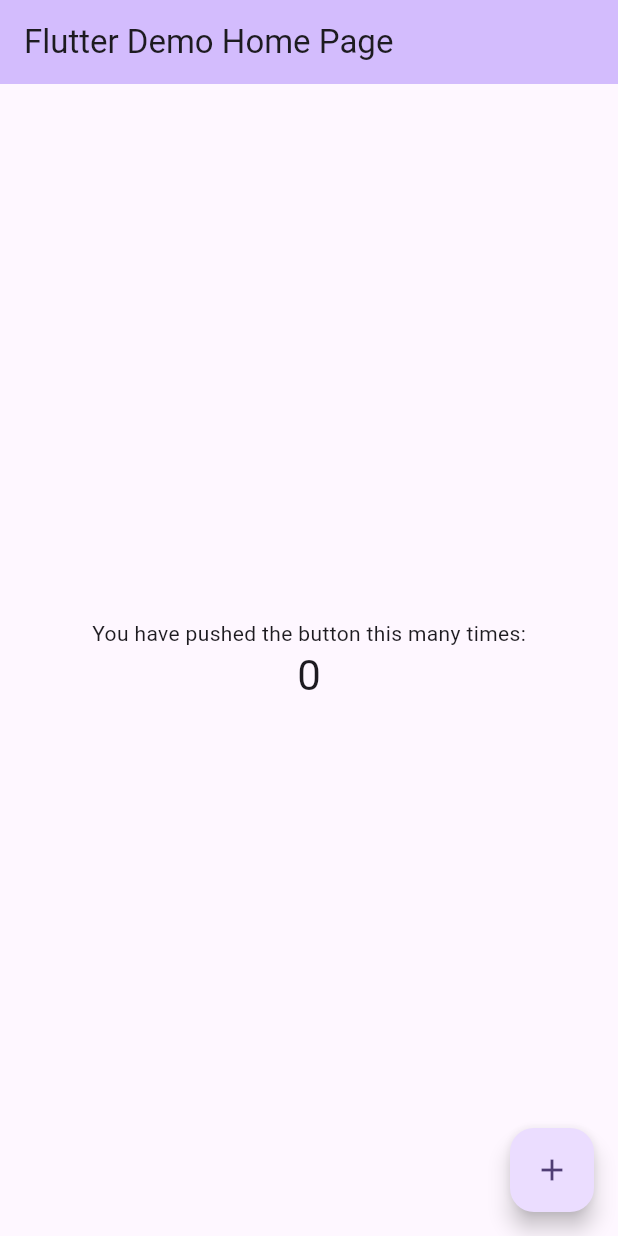
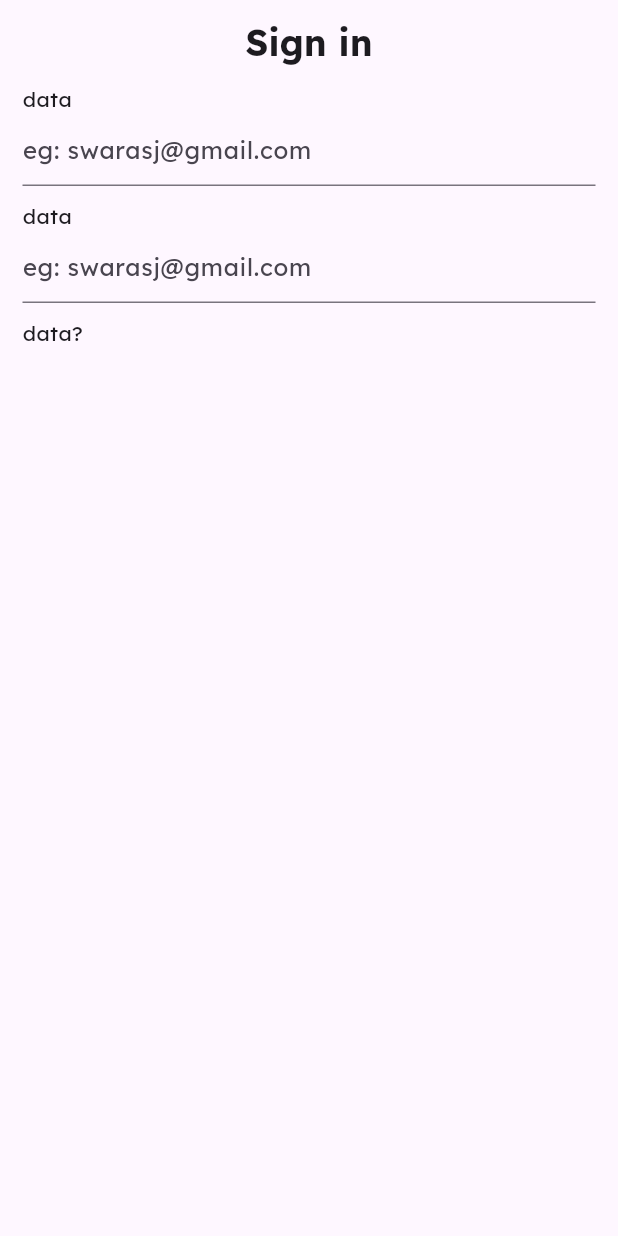
Before and after one commit to mohamedamine585/StudyFree, a Flutter app: the screen it shows after launch, on a phone screen of 412 x 824 dp. Run offline on Flutter 3.47's test engine with Material 3 defaults, Android fonts, the phone set to English and light mode, and no system bars; our stand-ins replace google_fonts.

Commit message:
new file:   lib/Presentataion/Pages/Signin.dart 	new file:   lib/Presentataion/Utils/Constant.dart 	new file:   lib/Presentataion/Utils/Theme.dart 	new file:   lib/Presentataion/Widget/TextField.dart 	modified:   lib/main.dart 	modified:   macos/Flutter/GeneratedPluginRegistrant.swift 	modified:   pubspec.lock 	modified:   pubspec.yaml
	modified:   lib/Presentataion/Pages/Signin.dart
	modified:   lib/Presentataion/Widget/TextField.dart
	modified:   pubspec.lock
	modified:   pubspec.yaml

```diff
--- /dev/null
+++ b/lib/Presentataion/Pages/Signin.dart
@@ -0,0 +1,46 @@
+import 'package:careerark/Presentataion/Utils/Constant.dart';
+import 'package:careerark/Presentataion/Utils/Theme.dart';
+import 'package:careerark/Presentataion/Widget/TextField.dart';
+import 'package:flutter/material.dart';
+class Signin extends StatelessWidget {
+  Signin({super.key});
+
+  @override
+  Widget build(BuildContext context) {
+    TextEditingController username=TextEditingController();
+    screenSize = MediaQuery.of(context).size;
+    safeArea = MediaQuery.of(context).padding;
+    return Scaffold(
+      appBar: AppBar(title: Text("Sign in",style: myTheme.textTheme.headline6,),centerTitle: true,),
+      body: Container(
+        height: 500,
+        child: Column(
+
+          children: [
+            Container(
+              margin: EdgeInsets.only(left: 15,right: 15),
+              height: 250,
+              child: Column(
+                crossAxisAlignment: CrossAxisAlignment.start,
+                children: [
+                  Text("data",style: myTheme.textTheme.bodyText1,),
+                  Textfield(controller: username, labelText: "eg: swarasj@gmail.com"),
+                  SizedBox(height: 10,),
+                  Text("data",style: myTheme.textTheme.bodyText1,),
+                  Textfield(controller: username, labelText: "eg: swarasj@gmail.com"),
+                  SizedBox(height: 10,),
+                  Text("data?",style: myTheme.textTheme.bodyText1,),
+                ],
+              ),
+
+            ),
+            Container(
+              height: 250,
+
+            )
+          ],
+        ),
+      ),
+    );
+  }
+}
--- /dev/null
+++ b/lib/Presentataion/Utils/Constant.dart
@@ -0,0 +1,4 @@
+import 'package:flutter/material.dart';
+
+late Size screenSize;
+late EdgeInsets safeArea ;
--- /dev/null
+++ b/lib/Presentataion/Utils/Theme.dart
@@ -0,0 +1,14 @@
+import 'package:flutter/material.dart';
+import 'package:google_fonts/google_fonts.dart';
+
+final ThemeData myTheme = ThemeData(
+  textTheme: TextTheme(
+     headline6: GoogleFonts.lexend(
+      fontSize: 24.0,
+      fontWeight: FontWeight.bold,
+    ),
+    bodyText1: GoogleFonts.lexend(),
+    bodyText2: GoogleFonts.lexend(),
+    button: GoogleFonts.lexend()
+  ),
+);
--- /dev/null
+++ b/lib/Presentataion/Widget/TextField.dart
@@ -0,0 +1,24 @@
+import 'package:flutter/material.dart';
+
+class Textfield extends StatelessWidget {
+  final TextEditingController controller;
+  final String labelText;
+  final bool obscureText;
+
+  Textfield({
+    required this.controller,
+    required this.labelText,
+    this.obscureText = false,
+  });
+
+  @override
+  Widget build(BuildContext context) {
+    return TextFormField(
+      controller: controller,
+      obscureText: obscureText,
+      decoration: InputDecoration(
+        hintText: labelText,
+      ),
+    );
+  }
+}
--- a/lib/main.dart
+++ b/lib/main.dart
@@ -1,125 +1,21 @@
+import 'package:careerark/Presentataion/Pages/Signin.dart';
+import 'package:careerark/Presentataion/Utils/Theme.dart';
 import 'package:flutter/material.dart';
+import 'package:flutter/services.dart';
 
 void main() {
-  runApp(const MyApp());
+  SystemChrome.setPreferredOrientations([DeviceOrientation.portraitUp]);
+  runApp(MyApp());
 }
-
 class MyApp extends StatelessWidget {
   const MyApp({super.key});
 
-  // This widget is the root of your application.
   @override
   Widget build(BuildContext context) {
     return MaterialApp(
-      title: 'Flutter Demo',
-      theme: ThemeData(
-        // This is the theme of your application.
-        //
-        // TRY THIS: Try running your application with "flutter run". You'll see
-        // the application has a blue toolbar. Then, without quitting the app,
-        // try changing the seedColor in the colorScheme below to Colors.green
-        // and then invoke "hot reload" (save your changes or press the "hot
-        // reload" button in a Flutter-supported IDE, or press "r" if you used
-        // the command line to start the app).
-        //
-        // Notice that the counter didn't reset back to zero; the application
-        // state is not lost during the reload. To reset the state, use hot
-        // restart instead.
-        //
-        // This works for code too, not just values: Most code changes can be
-        // tested with just a hot reload.
-        colorScheme: ColorScheme.fromSeed(seedColor: Colors.deepPurple),
-        useMaterial3: true,
-      ),
-      home: const MyHomePage(title: 'Flutter Demo Home Page'),
+      debugShowCheckedModeBanner: false,
+      theme: myTheme,
+      home: Signin(),
     );
   }
 }
-
-class MyHomePage extends StatefulWidget {
-  const MyHomePage({super.key, required this.title});
-
-  // This widget is the home page of your application. It is stateful, meaning
-  // that it has a State object (defined below) that contains fields that affect
-  // how it looks.
-
-  // This class is the configuration for the state. It holds the values (in this
-  // case the title) provided by the parent (in this case the App widget) and
-  // used by the build method of the State. Fields in a Widget subclass are
-  // always marked "final".
-
-  final String title;
-
-  @override
-  State<MyHomePage> createState() => _MyHomePageState();
-}
-
-class _MyHomePageState extends State<MyHomePage> {
-  int _counter = 0;
-
-  void _incrementCounter() {
-    setState(() {
-      // This call to setState tells the Flutter framework that something has
-      // changed in this State, which causes it to rerun the build method below
-      // so that the display can reflect the updated values. If we changed
-      // _counter without calling setState(), then the build method would not be
-      // called again, and so nothing would appear to happen.
-      _counter++;
-    });
-  }
-
-  @override
-  Widget build(BuildContext context) {
-    // This method is rerun every time setState is called, for instance as done
-    // by the _incrementCounter method above.
-    //
-    // The Flutter framework has been optimized to make rerunning build methods
-    // fast, so that you can just rebuild anything that needs updating rather
-    // than having to individually change instances of widgets.
-    return Scaffold(
-      appBar: AppBar(
-        // TRY THIS: Try changing the color here to a specific color (to
-        // Colors.amber, perhaps?) and trigger a hot reload to see the AppBar
-        // change color while the other colors stay the same.
-        backgroundColor: Theme.of(context).colorScheme.inversePrimary,
-        // Here we take the value from the MyHomePage object that was created by
-        // the App.build method, and use it to set our appbar title.
-        title: Text(widget.title),
-      ),
-      body: Center(
-        // Center is a layout widget. It takes a single child and positions it
-        // in the middle of the parent.
-        child: Column(
-          // Column is also a layout widget. It takes a list of children and
-          // arranges them vertically. By default, it sizes itself to fit its
-          // children horizontally, and tries to be as tall as its parent.
-          //
-          // Column has various properties to control how it sizes itself and
-          // how it positions its children. Here we use mainAxisAlignment to
-          // center the children vertically; the main axis here is the vertical
-          // axis because Columns are vertical (the cross axis would be
-          // horizontal).
-          //
-          // TRY THIS: Invoke "debug painting" (choose the "Toggle Debug Paint"
-          // action in the IDE, or press "p" in the console), to see the
-          // wireframe for each widget.
-          mainAxisAlignment: MainAxisAlignment.center,
-          children: <Widget>[
-            const Text(
-              'You have pushed the button this many times:',
-            ),
-            Text(
-              '$_counter',
-              style: Theme.of(context).textTheme.headlineMedium,
-            ),
-          ],
-        ),
-      ),
-      floatingActionButton: FloatingActionButton(
-        onPressed: _incrementCounter,
-        tooltip: 'Increment',
-        child: const Icon(Icons.add),
-      ), // This trailing comma makes auto-formatting nicer for build methods.
-    );
-  }
-}
--- a/pubspec.yaml
+++ b/pubspec.yaml
@@ -35,6 +35,7 @@ dependencies:
   # The following adds the Cupertino Icons font to your application.
   # Use with the CupertinoIcons class for iOS style icons.
   cupertino_icons: ^1.0.2
+  google_fonts: ^6.1.0
 
 dev_dependencies:
   flutter_test:
```
Also changed, not shown: pubspec.lock, 1 other file.
